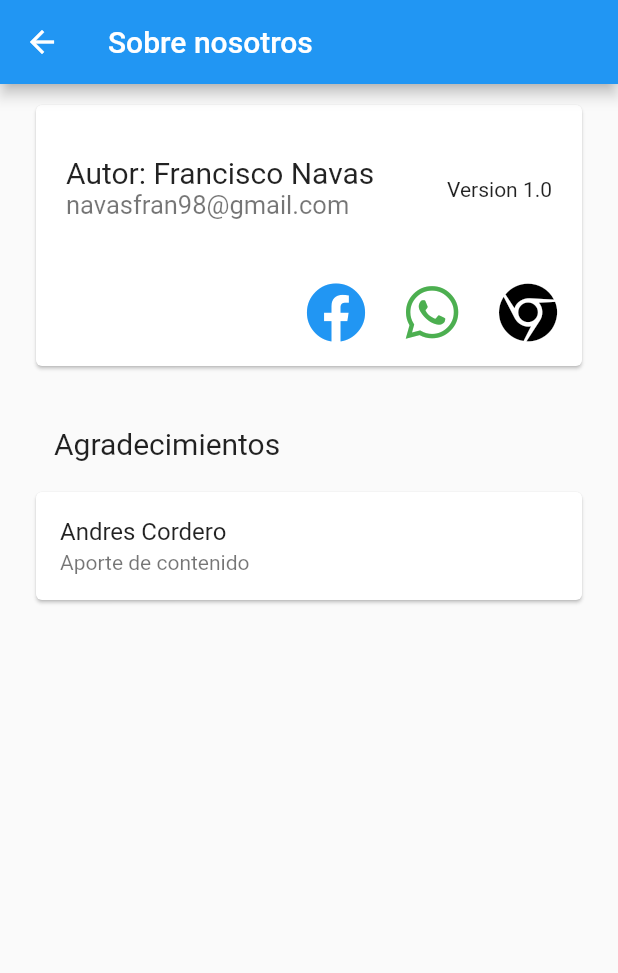
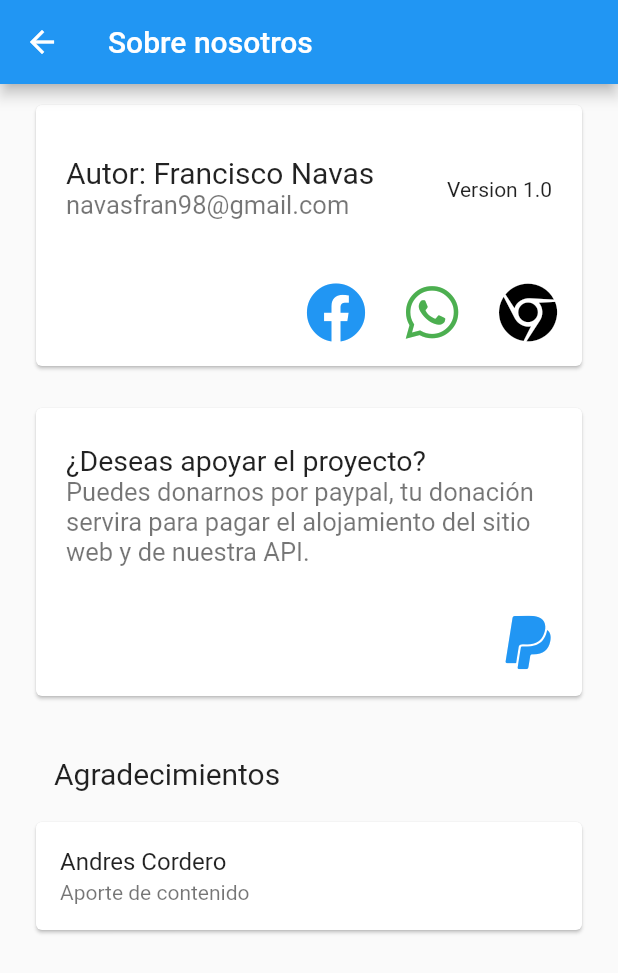
Before and after one commit to Fran123456/MAT115, a Flutter app: the InfoPage screen opened by its route, on a phone screen of 412 x 824 dp. Shown: the top 973 px of the screen. Run offline on Flutter 3.47's test engine with Material 2 defaults, Android fonts, the phone set to English and light mode, and no system bars; our stand-ins replace firebase_messaging, font_awesome_flutter, youtube_player_flutter; missing offline and left inert: firebase_admob, flutter_plugin_pdf_viewer; accounts and stored records are empty; network calls fail.

Commit message:
publicidad off

```diff
--- a/app.txt
+++ b/app.txt
@@ -10,9 +10,11 @@ git push -u origin master
 
 
 Obtener el SHA-1
-keytool -list -v  -alias androiddebugkey -keystore C:\Users\Frank\.android\debug.keystore
+keytool -list -v  -alias androiddebugkey -keystore C:\Users\Frank\.android\debug.keystore (escritorio)
+SHA-1:   D7:18:F2:89:EC:86:09:54:DA:7C:E6:A8:05:0D:35:91:6B:BB:A6:96
 
-SHA-1:   D7:18:F2:89:EC:86:09:54:DA:7C:E6:A8:05:0D:35:91:6B:BB:A6:96
+keytool -list -v  -alias androiddebugkey -keystore C:\Users\home\.android\debug.keystore (laptop)
+58:32:B3:F1:92:15:B7:43:98:D4:0B:18:0E:5C:41:6B:81:10:97:0C
 
 
 noty:
--- a/lib/src/pages/info_page.dart
+++ b/lib/src/pages/info_page.dart
@@ -6,6 +6,10 @@ import 'package:font_awesome_flutter/font_awesome_flutter.dart';
 class InfoPage extends StatelessWidget {
    @override
    Widget build(BuildContext context) {
+
+
+
+
       return Scaffold(
       appBar: AppBar(
         title: Text("Sobre nosotros"),
@@ -21,6 +25,7 @@ class InfoPage extends StatelessWidget {
           Column(
             children: <Widget>[
               cartaMi(),
+              paypal(),
               agradecimientos()
             ],
           )
@@ -94,6 +99,36 @@ class InfoPage extends StatelessWidget {
 
 
 
+    Widget paypal(){
+      return  Padding(
+            padding: EdgeInsets.fromLTRB(20, 10, 20, 10),
+            child:    Card(
+                    child: Column(
+                      mainAxisSize: MainAxisSize.min,
+                      children: <Widget>[
+                         ListTile(
+                          contentPadding: EdgeInsets.fromLTRB(20, 20, 20, 10),
+                          title: Text("¿Deseas apoyar el proyecto?", style: TextStyle(fontSize: 19.0) ,),
+                          subtitle: Text("Puedes donarnos por paypal, tu donación servira para pagar el alojamiento del sitio web y de nuestra API.", style: TextStyle(fontSize: 17.0),),
+                        ),
+                        ButtonBar(
+                          children: <Widget>[
+                             IconButton(
+                              icon: new Icon(FontAwesomeIcons.paypal),
+                              color: Colors.blue,
+                              iconSize: 40,
+                              onPressed:  () =>   _launchURL("https://paypal.me/FranciscoNavas?locale.x=es_XC"),
+                              ),
+                          ],
+                        ),
+                      ],
+                    ),
+                  ),
+                );
+   }
+
+
+
    _launchURL(String urlx) async {
       var url = urlx;
       if (await canLaunch(url)) {
--- a/lib/src/pages/temario_page.dart
+++ b/lib/src/pages/temario_page.dart
@@ -24,6 +24,7 @@ class _TemarioPageState extends State<TemarioPage> {
   int _selectedIndex = 0;
   void _onItemTapped(int index) {
   if(index==1){
+
     Navigator.pushNamed(context, 'info');
   }
   if(index==0){
@@ -36,7 +37,7 @@ class _TemarioPageState extends State<TemarioPage> {
    Widget build(BuildContext context) {
 
 
-      /*myInterstitial
+    /*  myInterstitial
       ..load()
       ..show(
         anchorType: AnchorType.bottom,
--- a/lib/src/pages/unidad_page.dart
+++ b/lib/src/pages/unidad_page.dart
@@ -38,7 +38,7 @@ void _onItemTapped(int index) {
 @override
   Widget build(BuildContext context) {
      Materia materiaId = ModalRoute.of(context).settings.arguments;
-    /*myInterstitial
+   /* myInterstitial
     ..load()
     ..show(
       anchorType: AnchorType.bottom,
--- a/lib/src/providers/contenido_provider.dart
+++ b/lib/src/providers/contenido_provider.dart
@@ -14,6 +14,12 @@ class ContenidoProvider{
      return contenidos.items;
     //print(unidades.items[0].titulo);
     //return [];
+
+  }
+
+  vistas(String id) {
+    String _url = api.api()  + "vistas/" + id.toString()+"/"+api.key;
+    final resp =await http.get(_url);
   }
 
 }
```
Also changed, not shown: lib/src/pages/home_page.dart (+28 -1 lines), lib/src/pages/noty_page.dart (+16 -0 lines), assets/icon.png, 7 other files.
